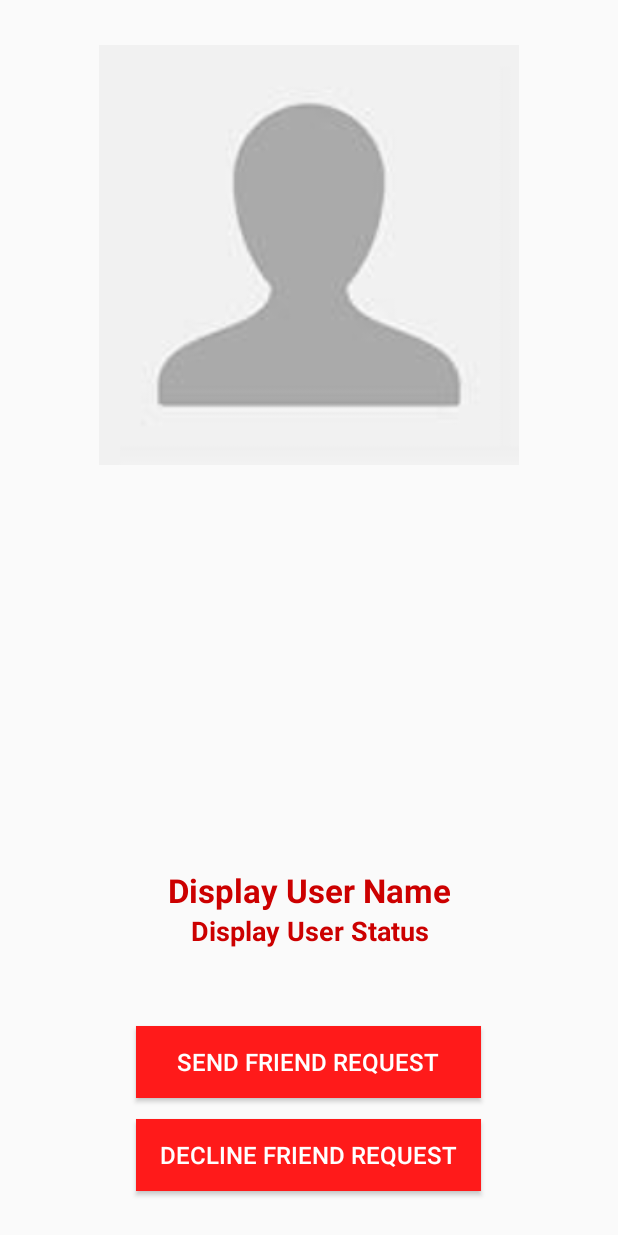
After one commit to romanov1589/StudentsTalk, an Android app: the ProfileActivity screen opened directly, with no data from a screen before it, on a phone screen of 412 x 824 dp. The commit adds this screen. Run offline under Robolectric (Android 15) with nearby library versions, the phone set to English and light mode, and no system bars; 2 statements that could not run were skipped.

Commit message:
Profile activity added

```diff
--- a/app/src/main/AndroidManifest.xml
+++ b/app/src/main/AndroidManifest.xml
@@ -35,10 +35,11 @@
             android:theme="@style/Base.Theme.AppCompat" />
         <activity
             android:name=".StatusActivity"
-            android:parentActivityName=".SettingsActivity"></activity>
-        <activity android:name=".AllUsersActivity"
-            android:parentActivityName=".MainActivity">
-        </activity>
+            android:parentActivityName=".SettingsActivity" />
+        <activity
+            android:name=".AllUsersActivity"
+            android:parentActivityName=".MainActivity"></activity>
+        <activity android:name=".ProfileActivity"></activity>
     </application>
 
 </manifest>
--- a/app/src/main/java/pl/romanov/s14048/studentstalk/AllUsersActivity.java
+++ b/app/src/main/java/pl/romanov/s14048/studentstalk/AllUsersActivity.java
@@ -1,6 +1,7 @@
 package pl.romanov.s14048.studentstalk;
 
 import android.content.Context;
+import android.content.Intent;
 import android.support.annotation.NonNull;
 import android.support.v7.app.AppCompatActivity;
 import android.os.Bundle;
@@ -54,10 +55,21 @@ public class AllUsersActivity extends AppCompatActivity {
                 allDatabaseUsersReference
         ) {
             @Override
-            protected void populateViewHolder(AllUsersViewHolder viewHolder, AllUsers model, int position) {
+            protected void populateViewHolder(AllUsersViewHolder viewHolder, AllUsers model, final int position) {
                 viewHolder.setUser_name(model.getUser_name());
                 viewHolder.setUser_status(model.getUser_status());
                 viewHolder.setUser_thumb_image(getApplicationContext(), model.getUser_thumb_image());
+
+                viewHolder.mView.setOnClickListener(new View.OnClickListener() {
+                    @Override
+                    public void onClick(View view) {
+                        String visitUserId = getRef(position).getKey();
+
+                        Intent profileIntent = new Intent(AllUsersActivity.this, ProfileActivity.class);
+                        profileIntent.putExtra("visit_user_id", visitUserId);
+                        startActivity(profileIntent);
+                    }
+                });
 
             }
         };
--- /dev/null
+++ b/app/src/main/java/pl/romanov/s14048/studentstalk/ProfileActivity.java
@@ -0,0 +1,18 @@
+package pl.romanov.s14048.studentstalk;
+
+import android.support.v7.app.AppCompatActivity;
+import android.os.Bundle;
+import android.widget.Toast;
+
+public class ProfileActivity extends AppCompatActivity {
+
+    @Override
+    protected void onCreate(Bundle savedInstanceState) {
+        super.onCreate(savedInstanceState);
+        setContentView(R.layout.activity_profile);
+
+
+        String visitUserId = getIntent().getExtras().get("visit_user_id").toString();
+        Toast.makeText(ProfileActivity.this, visitUserId, Toast.LENGTH_SHORT).show();
+    }
+}
--- /dev/null
+++ b/app/src/main/res/layout/activity_profile.xml
@@ -0,0 +1,66 @@
+<?xml version="1.0" encoding="utf-8"?>
+<RelativeLayout xmlns:android="http://schemas.android.com/apk/res/android"
+    xmlns:app="http://schemas.android.com/apk/res-auto"
+    xmlns:tools="http://schemas.android.com/tools"
+    android:layout_width="match_parent"
+    android:layout_height="match_parent"
+    tools:context=".ProfileActivity">
+
+    <ImageView
+        android:id="@+id/profile_visit_user_image"
+        android:layout_width="match_parent"
+        android:layout_height="280dp"
+        android:layout_marginTop="30dp"
+        android:src="@drawable/default_profile_image" />
+
+    <TextView
+        android:id="@+id/profie_visit_username"
+        android:layout_width="match_parent"
+        android:layout_height="wrap_content"
+        android:layout_alignParentBottom="true"
+        android:layout_centerHorizontal="true"
+        android:layout_marginBottom="216dp"
+        android:gravity="center"
+        android:text="Display User Name"
+        android:textColor="@color/colorPrimaryDark"
+        android:textSize="22sp"
+        android:textStyle="bold" />
+
+    <TextView
+        android:id="@+id/profile_visit_user_status"
+        android:layout_width="match_parent"
+        android:layout_height="wrap_content"
+        android:layout_alignParentStart="true"
+        android:layout_below="@+id/profie_visit_username"
+        android:layout_marginTop="-216dp"
+        android:gravity="center"
+        android:text="Display User Status"
+        android:textColor="@color/colorPrimaryDark"
+        android:textSize="18sp"
+        android:textStyle="bold" />
+
+    <Button
+        android:id="@+id/profile_visit_send_req_button"
+        android:layout_width="230dp"
+        android:layout_height="wrap_content"
+        android:layout_alignParentBottom="true"
+        android:layout_centerHorizontal="true"
+        android:layout_marginBottom="92dp"
+        android:background="@color/colorPrimary"
+        android:text="Send friend request"
+        android:textColor="@android:color/background_light"
+        android:textSize="16sp" />
+
+    <Button
+        android:id="@+id/profile_visit_decline_friend_req_button"
+        android:layout_width="230dp"
+        android:layout_height="wrap_content"
+        android:layout_alignParentBottom="true"
+        android:layout_centerHorizontal="true"
+        android:layout_marginBottom="30dp"
+        android:background="@color/colorPrimary"
+        android:text="Decline Friend Request"
+        android:textColor="@android:color/background_light"
+        android:textSize="16sp" />
+
+</RelativeLayout>
```
